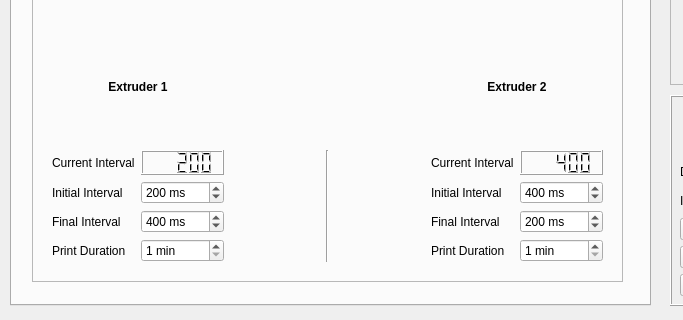
Before: the Qt Designer form _ui/PME.ui in boydstongroup/PME-DEV, drawn with Qt 5; both pictures show x 0 to 683 and y 255 to 575 of the 1024 by 575 pixel window.
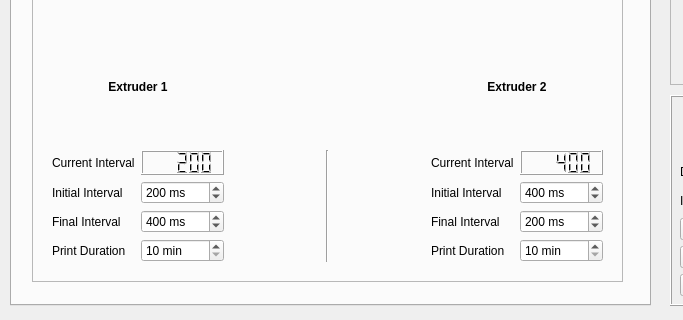
After: the same form once the commit is applied. The open tabs and pages were chosen to show the change. Icons and pictures are not drawn.

```diff
--- a/_ui/PME.ui
+++ b/_ui/PME.ui
@@ -546,7 +546,7 @@
              <string> min</string>
             </property>
             <property name="minimum">
-             <number>1</number>
+             <number>10</number>
             </property>
             <property name="maximum">
              <number>10000</number>
@@ -695,7 +695,7 @@
              <string> min</string>
             </property>
             <property name="minimum">
-             <number>1</number>
+             <number>10</number>
             </property>
             <property name="maximum">
              <number>10000</number>
```
Left out of the diff: 2 changed lines with no effect on the pictures.
